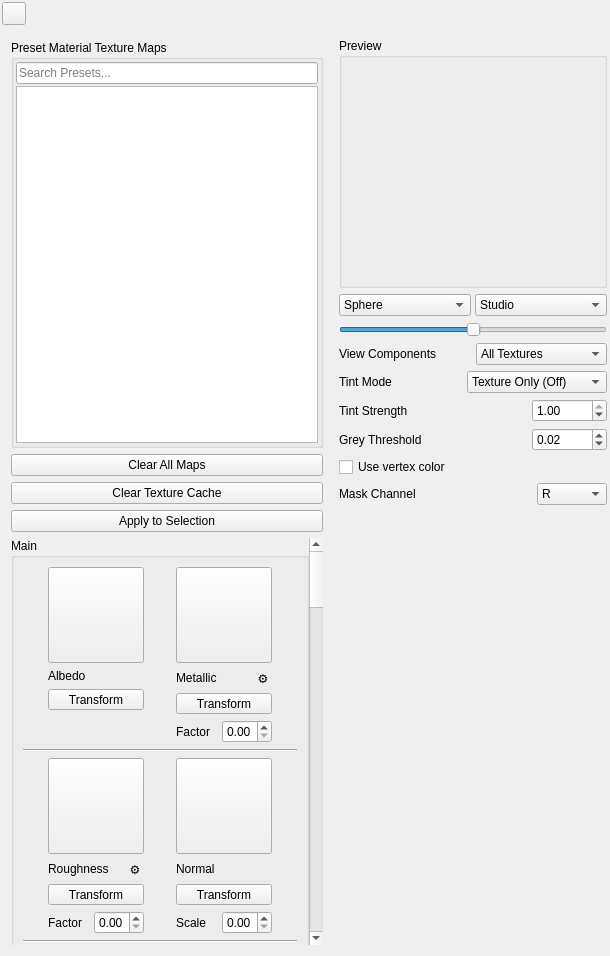
This is ui/TextureMappingPanel.ui in 01Hub/ModelViewer as Qt 5 draws it before an edit. The edited form follows.
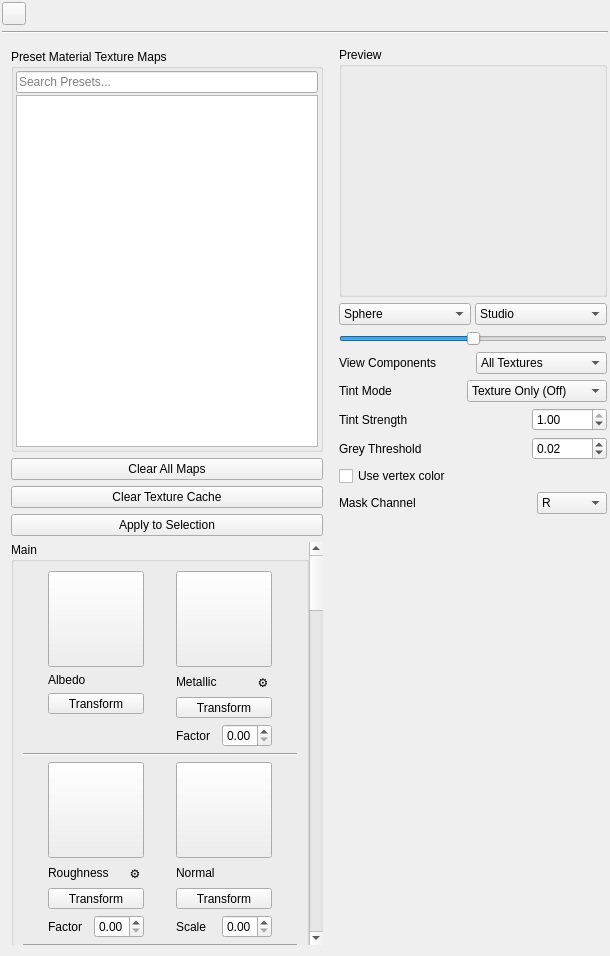
This is the edited form. Icons and pictures are not drawn. Custom widgets are drawn as their Qt base class.

Commit message: Added line separator after detach button

```diff
--- a/ui/TextureMappingPanel.ui
+++ b/ui/TextureMappingPanel.ui
@@ -26,377 +26,7 @@
    <property name="bottomMargin">
     <number>2</number>
    </property>
-   <item row="1" column="1">
-    <widget class="QFrame" name="rightHost">
-     <layout class="QVBoxLayout" name="verticalLayout_5">
-      <property name="leftMargin">
-       <number>1</number>
-      </property>
-      <property name="topMargin">
-       <number>7</number>
-      </property>
-      <property name="rightMargin">
-       <number>1</number>
-      </property>
-      <property name="bottomMargin">
-       <number>1</number>
-      </property>
-      <item>
-       <widget class="QGroupBox" name="groupBox_2">
-        <property name="sizePolicy">
-         <sizepolicy hsizetype="Preferred" vsizetype="Expanding">
-          <horstretch>0</horstretch>
-          <verstretch>0</verstretch>
-         </sizepolicy>
-        </property>
-        <property name="maximumSize">
-         <size>
-          <width>16777215</width>
-          <height>250</height>
-         </size>
-        </property>
-        <property name="title">
-         <string>Preview</string>
-        </property>
-        <layout class="QGridLayout" name="gridLayout_51">
-         <property name="leftMargin">
-          <number>2</number>
-         </property>
-         <property name="topMargin">
-          <number>2</number>
-         </property>
-         <property name="rightMargin">
-          <number>2</number>
-         </property>
-         <property name="bottomMargin">
-          <number>2</number>
-         </property>
-         <property name="spacing">
-          <number>2</number>
-         </property>
-         <item row="0" column="0">
-          <widget class="MaterialPreviewWidget" name="previewWidget" native="true"/>
-         </item>
-        </layout>
-       </widget>
-      </item>
-      <item>
-       <layout class="QHBoxLayout" name="hPreviewTools">
-        <property name="spacing">
-         <number>4</number>
-        </property>
-        <item>
-         <widget class="QComboBox" name="comboShape">
-          <property name="sizePolicy">
-           <sizepolicy hsizetype="Expanding" vsizetype="Fixed">
-            <horstretch>0</horstretch>
-            <verstretch>0</verstretch>
-           </sizepolicy>
-          </property>
-          <item>
-           <property name="text">
-            <string>Sphere</string>
-           </property>
-          </item>
-          <item>
-           <property name="text">
-            <string>Cube</string>
-           </property>
-          </item>
-          <item>
-           <property name="text">
-            <string>Cylinder</string>
-           </property>
-          </item>
-          <item>
-           <property name="text">
-            <string>Plane</string>
-           </property>
-          </item>
-          <item>
-           <property name="text">
-            <string>Teapot</string>
-           </property>
-          </item>
-         </widget>
-        </item>
-        <item>
-         <widget class="QComboBox" name="comboEnv">
-          <property name="sizePolicy">
-           <sizepolicy hsizetype="Expanding" vsizetype="Fixed">
-            <horstretch>0</horstretch>
-            <verstretch>0</verstretch>
-           </sizepolicy>
-          </property>
-          <item>
-           <property name="text">
-            <string>Studio</string>
-           </property>
-          </item>
-          <item>
-           <property name="text">
-            <string>Outdoor</string>
-           </property>
-          </item>
-          <item>
-           <property name="text">
-            <string>Office</string>
-           </property>
-          </item>
-         </widget>
-        </item>
-       </layout>
-      </item>
-      <item>
-       <widget class="QSlider" name="sliderExposure">
-        <property name="minimum">
-         <number>-40</number>
-        </property>
-        <property name="maximum">
-         <number>40</number>
-        </property>
-        <property name="value">
-         <number>0</number>
-        </property>
-        <property name="orientation">
-         <enum>Qt::Orientation::Horizontal</enum>
-        </property>
-        <property name="invertedAppearance">
-         <bool>false</bool>
-        </property>
-        <property name="invertedControls">
-         <bool>false</bool>
-        </property>
-        <property name="tickPosition">
-         <enum>QSlider::TickPosition::NoTicks</enum>
-        </property>
-        <property name="tickInterval">
-         <number>10</number>
-        </property>
-       </widget>
-      </item>
-      <item>
-       <layout class="QHBoxLayout" name="horizontalLayout_7">
-        <item>
-         <widget class="QLabel" name="label_5">
-          <property name="text">
-           <string>View Components</string>
-          </property>
-         </widget>
-        </item>
-        <item>
-         <widget class="QComboBox" name="comboBoxTexMode">
-          <property name="maximumSize">
-           <size>
-            <width>140</width>
-            <height>16777215</height>
-           </size>
-          </property>
-          <item>
-           <property name="text">
-            <string>All Textures</string>
-           </property>
-          </item>
-          <item>
-           <property name="text">
-            <string>Albedo</string>
-           </property>
-          </item>
-          <item>
-           <property name="text">
-            <string>Metalness</string>
-           </property>
-          </item>
-          <item>
-           <property name="text">
-            <string>Roughness</string>
-           </property>
-          </item>
-          <item>
-           <property name="text">
-            <string>Normal</string>
-           </property>
-          </item>
-          <item>
-           <property name="text">
-            <string>Ambient Occlusion</string>
-           </property>
-          </item>
-          <item>
-           <property name="text">
-            <string>Height</string>
-           </property>
-          </item>
-         </widget>
-        </item>
-       </layout>
-      </item>
-      <item>
-       <layout class="QHBoxLayout" name="horizontalLayout_4">
-        <item>
-         <widget class="QLabel" name="label_2">
-          <property name="text">
-           <string>Tint Mode</string>
-          </property>
-         </widget>
-        </item>
-        <item>
-         <widget class="QComboBox" name="tintModeCombo">
-          <property name="maximumSize">
-           <size>
-            <width>140</width>
-            <height>16777215</height>
-           </size>
-          </property>
-          <item>
-           <property name="text">
-            <string>Texture Only (Off)</string>
-           </property>
-          </item>
-          <item>
-           <property name="text">
-            <string>Auto (grayscale only)</string>
-           </property>
-          </item>
-          <item>
-           <property name="text">
-            <string>Force grayscale tint</string>
-           </property>
-          </item>
-          <item>
-           <property name="text">
-            <string>Masked blend</string>
-           </property>
-          </item>
-         </widget>
-        </item>
-       </layout>
-      </item>
-      <item>
-       <layout class="QHBoxLayout" name="horizontalLayout_3">
-        <item>
-         <widget class="QLabel" name="label">
-          <property name="text">
-           <string>Tint Strength</string>
-          </property>
-         </widget>
-        </item>
-        <item>
-         <widget class="QDoubleSpinBox" name="tintStrengthSpin">
-          <property name="maximumSize">
-           <size>
-            <width>75</width>
-            <height>16777215</height>
-           </size>
-          </property>
-          <property name="maximum">
-           <double>1.000000000000000</double>
-          </property>
-          <property name="singleStep">
-           <double>0.050000000000000</double>
-          </property>
-          <property name="value">
-           <double>1.000000000000000</double>
-          </property>
-         </widget>
-        </item>
-       </layout>
-      </item>
-      <item>
-       <layout class="QHBoxLayout" name="horizontalLayout_5">
-        <item>
-         <widget class="QLabel" name="label_3">
-          <property name="text">
-           <string>Grey Threshold</string>
-          </property>
-         </widget>
-        </item>
-        <item>
-         <widget class="QDoubleSpinBox" name="grayEpsSpin">
-          <property name="maximumSize">
-           <size>
-            <width>75</width>
-            <height>16777215</height>
-           </size>
-          </property>
-          <property name="maximum">
-           <double>0.100000000000000</double>
-          </property>
-          <property name="singleStep">
-           <double>0.010000000000000</double>
-          </property>
-          <property name="value">
-           <double>0.020000000000000</double>
-          </property>
-         </widget>
-        </item>
-       </layout>
-      </item>
-      <item>
-       <widget class="QCheckBox" name="useVtxColorCheck">
-        <property name="text">
-         <string>Use vertex color</string>
-        </property>
-       </widget>
-      </item>
-      <item>
-       <layout class="QHBoxLayout" name="horizontalLayout_6">
-        <item>
-         <widget class="QLabel" name="label_4">
-          <property name="text">
-           <string>Mask Channel</string>
-          </property>
-         </widget>
-        </item>
-        <item>
-         <widget class="QComboBox" name="maskChannelCombo">
-          <property name="maximumSize">
-           <size>
-            <width>70</width>
-            <height>16777215</height>
-           </size>
-          </property>
-          <item>
-           <property name="text">
-            <string>R</string>
-           </property>
-          </item>
-          <item>
-           <property name="text">
-            <string>G</string>
-           </property>
-          </item>
-          <item>
-           <property name="text">
-            <string>B</string>
-           </property>
-          </item>
-          <item>
-           <property name="text">
-            <string>A</string>
-           </property>
-          </item>
-         </widget>
-        </item>
-       </layout>
-      </item>
-      <item>
-       <spacer name="verticalSpacerRight">
-        <property name="orientation">
-         <enum>Qt::Orientation::Vertical</enum>
-        </property>
-        <property name="sizeHint" stdset="0">
-         <size>
-          <width>254</width>
-          <height>268</height>
-         </size>
-        </property>
-       </spacer>
-      </item>
-     </layout>
-    </widget>
-   </item>
-   <item row="1" column="0">
+   <item row="2" column="0">
     <widget class="QFrame" name="leftHost">
      <property name="minimumSize">
       <size>
@@ -3083,6 +2713,383 @@
      </item>
     </layout>
    </item>
+   <item row="2" column="1">
+    <widget class="QFrame" name="rightHost">
+     <layout class="QVBoxLayout" name="verticalLayout_5">
+      <property name="leftMargin">
+       <number>1</number>
+      </property>
+      <property name="topMargin">
+       <number>7</number>
+      </property>
+      <property name="rightMargin">
+       <number>1</number>
+      </property>
+      <property name="bottomMargin">
+       <number>1</number>
+      </property>
+      <item>
+       <widget class="QGroupBox" name="groupBox_2">
+        <property name="sizePolicy">
+         <sizepolicy hsizetype="Preferred" vsizetype="Expanding">
+          <horstretch>0</horstretch>
+          <verstretch>0</verstretch>
+         </sizepolicy>
+        </property>
+        <property name="maximumSize">
+         <size>
+          <width>16777215</width>
+          <height>250</height>
+         </size>
+        </property>
+        <property name="title">
+         <string>Preview</string>
+        </property>
+        <layout class="QGridLayout" name="gridLayout_51">
+         <property name="leftMargin">
+          <number>2</number>
+         </property>
+         <property name="topMargin">
+          <number>2</number>
+         </property>
+         <property name="rightMargin">
+          <number>2</number>
+         </property>
+         <property name="bottomMargin">
+          <number>2</number>
+         </property>
+         <property name="spacing">
+          <number>2</number>
+         </property>
+         <item row="0" column="0">
+          <widget class="MaterialPreviewWidget" name="previewWidget" native="true"/>
+         </item>
+        </layout>
+       </widget>
+      </item>
+      <item>
+       <layout class="QHBoxLayout" name="hPreviewTools">
+        <property name="spacing">
+         <number>4</number>
+        </property>
+        <item>
+         <widget class="QComboBox" name="comboShape">
+          <property name="sizePolicy">
+           <sizepolicy hsizetype="Expanding" vsizetype="Fixed">
+            <horstretch>0</horstretch>
+            <verstretch>0</verstretch>
+           </sizepolicy>
+          </property>
+          <item>
+           <property name="text">
+            <string>Sphere</string>
+           </property>
+          </item>
+          <item>
+           <property name="text">
+            <string>Cube</string>
+           </property>
+          </item>
+          <item>
+           <property name="text">
+            <string>Cylinder</string>
+           </property>
+          </item>
+          <item>
+           <property name="text">
+            <string>Plane</string>
+           </property>
+          </item>
+          <item>
+           <property name="text">
+            <string>Teapot</string>
+           </property>
+          </item>
+         </widget>
+        </item>
+        <item>
+         <widget class="QComboBox" name="comboEnv">
+          <property name="sizePolicy">
+           <sizepolicy hsizetype="Expanding" vsizetype="Fixed">
+            <horstretch>0</horstretch>
+            <verstretch>0</verstretch>
+           </sizepolicy>
+          </property>
+          <item>
+           <property name="text">
+            <string>Studio</string>
+           </property>
+          </item>
+          <item>
+           <property name="text">
+            <string>Outdoor</string>
+           </property>
+          </item>
+          <item>
+           <property name="text">
+            <string>Office</string>
+           </property>
+          </item>
+         </widget>
+        </item>
+       </layout>
+      </item>
+      <item>
+       <widget class="QSlider" name="sliderExposure">
+        <property name="minimum">
+         <number>-40</number>
+        </property>
+        <property name="maximum">
+         <number>40</number>
+        </property>
+        <property name="value">
+         <number>0</number>
+        </property>
+        <property name="orientation">
+         <enum>Qt::Orientation::Horizontal</enum>
+        </property>
+        <property name="invertedAppearance">
+         <bool>false</bool>
+        </property>
+        <property name="invertedControls">
+         <bool>false</bool>
+        </property>
+        <property name="tickPosition">
+         <enum>QSlider::TickPosition::NoTicks</enum>
+        </property>
+        <property name="tickInterval">
+         <number>10</number>
+        </property>
+       </widget>
+      </item>
+      <item>
+       <layout class="QHBoxLayout" name="horizontalLayout_7">
+        <item>
+         <widget class="QLabel" name="label_5">
+          <property name="text">
+           <string>View Components</string>
+          </property>
+         </widget>
+        </item>
+        <item>
+         <widget class="QComboBox" name="comboBoxTexMode">
+          <property name="maximumSize">
+           <size>
+            <width>140</width>
+            <height>16777215</height>
+           </size>
+          </property>
+          <item>
+           <property name="text">
+            <string>All Textures</string>
+           </property>
+          </item>
+          <item>
+           <property name="text">
+            <string>Albedo</string>
+           </property>
+          </item>
+          <item>
+           <property name="text">
+            <string>Metalness</string>
+           </property>
+          </item>
+          <item>
+           <property name="text">
+            <string>Roughness</string>
+           </property>
+          </item>
+          <item>
+           <property name="text">
+            <string>Normal</string>
+           </property>
+          </item>
+          <item>
+           <property name="text">
+            <string>Ambient Occlusion</string>
+           </property>
+          </item>
+          <item>
+           <property name="text">
+            <string>Height</string>
+           </property>
+          </item>
+         </widget>
+        </item>
+       </layout>
+      </item>
+      <item>
+       <layout class="QHBoxLayout" name="horizontalLayout_4">
+        <item>
+         <widget class="QLabel" name="label_2">
+          <property name="text">
+           <string>Tint Mode</string>
+          </property>
+         </widget>
+        </item>
+        <item>
+         <widget class="QComboBox" name="tintModeCombo">
+          <property name="maximumSize">
+           <size>
+            <width>140</width>
+            <height>16777215</height>
+           </size>
+          </property>
+          <item>
+           <property name="text">
+            <string>Texture Only (Off)</string>
+           </property>
+          </item>
+          <item>
+           <property name="text">
+            <string>Auto (grayscale only)</string>
+           </property>
+          </item>
+          <item>
+           <property name="text">
+            <string>Force grayscale tint</string>
+           </property>
+          </item>
+          <item>
+           <property name="text">
+            <string>Masked blend</string>
+           </property>
+          </item>
+         </widget>
+        </item>
+       </layout>
+      </item>
+      <item>
+       <layout class="QHBoxLayout" name="horizontalLayout_3">
+        <item>
+         <widget class="QLabel" name="label">
+          <property name="text">
+           <string>Tint Strength</string>
+          </property>
+         </widget>
+        </item>
+        <item>
+         <widget class="QDoubleSpinBox" name="tintStrengthSpin">
+          <property name="maximumSize">
+           <size>
+            <width>75</width>
+            <height>16777215</height>
+           </size>
+          </property>
+          <property name="maximum">
+           <double>1.000000000000000</double>
+          </property>
+          <property name="singleStep">
+           <double>0.050000000000000</double>
+          </property>
+          <property name="value">
+           <double>1.000000000000000</double>
+          </property>
+         </widget>
+        </item>
+       </layout>
+      </item>
+      <item>
+       <layout class="QHBoxLayout" name="horizontalLayout_5">
+        <item>
+         <widget class="QLabel" name="label_3">
+          <property name="text">
+           <string>Grey Threshold</string>
+          </property>
+         </widget>
+        </item>
+        <item>
+         <widget class="QDoubleSpinBox" name="grayEpsSpin">
+          <property name="maximumSize">
+           <size>
+            <width>75</width>
+            <height>16777215</height>
+           </size>
+          </property>
+          <property name="maximum">
+           <double>0.100000000000000</double>
+          </property>
+          <property name="singleStep">
+           <double>0.010000000000000</double>
+          </property>
+          <property name="value">
+           <double>0.020000000000000</double>
+          </property>
+         </widget>
+        </item>
+       </layout>
+      </item>
+      <item>
+       <widget class="QCheckBox" name="useVtxColorCheck">
+        <property name="text">
+         <string>Use vertex color</string>
+        </property>
+       </widget>
+      </item>
+      <item>
+       <layout class="QHBoxLayout" name="horizontalLayout_6">
+        <item>
+         <widget class="QLabel" name="label_4">
+          <property name="text">
+           <string>Mask Channel</string>
+          </property>
+         </widget>
+        </item>
+        <item>
+         <widget class="QComboBox" name="maskChannelCombo">
+          <property name="maximumSize">
+           <size>
+            <width>70</width>
+            <height>16777215</height>
+           </size>
+          </property>
+          <item>
+           <property name="text">
+            <string>R</string>
+           </property>
+          </item>
+          <item>
+           <property name="text">
+            <string>G</string>
+           </property>
+          </item>
+          <item>
+           <property name="text">
+            <string>B</string>
+           </property>
+          </item>
+          <item>
+           <property name="text">
+            <string>A</string>
+           </property>
+          </item>
+         </widget>
+        </item>
+       </layout>
+      </item>
+      <item>
+       <spacer name="verticalSpacerRight">
+        <property name="orientation">
+         <enum>Qt::Orientation::Vertical</enum>
+        </property>
+        <property name="sizeHint" stdset="0">
+         <size>
+          <width>254</width>
+          <height>268</height>
+         </size>
+        </property>
+       </spacer>
+      </item>
+     </layout>
+    </widget>
+   </item>
+   <item row="1" column="0" colspan="2">
+    <widget class="Line" name="lineSeparator">
+     <property name="orientation">
+      <enum>Qt::Orientation::Horizontal</enum>
+     </property>
+    </widget>
+   </item>
   </layout>
  </widget>
  <customwidgets>
```
